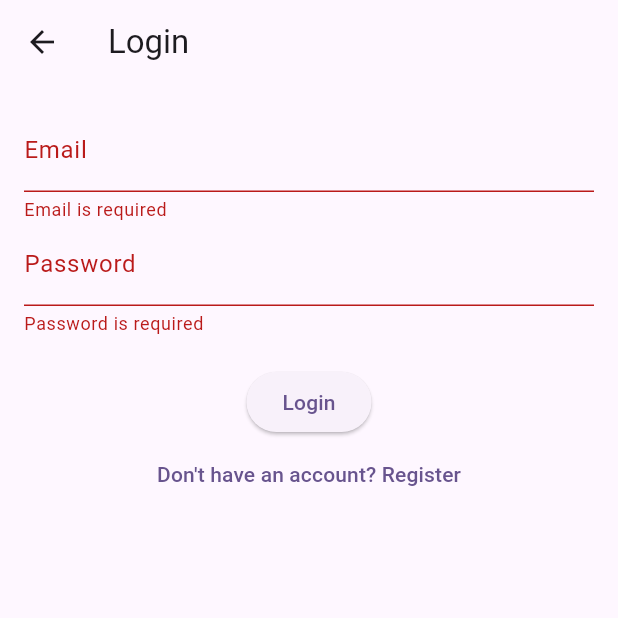
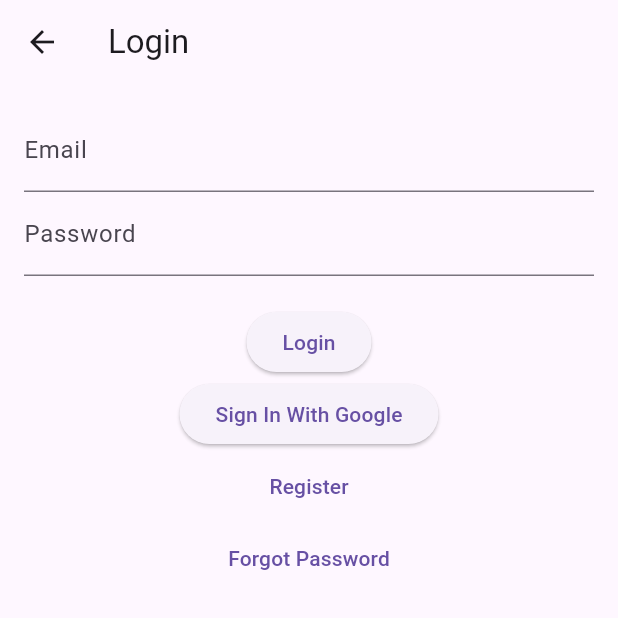
Before and after one commit to colin-schulte/cecs-453-sec-01-lab-assignment-8, a Flutter app: the LoginPage screen opened directly, after a tap on "Login", on a phone screen of 412 x 824 dp, the top half of it. Run offline on Flutter 3.47's test engine with Material 3 defaults, Android fonts, the phone set to English and light mode, and no system bars; our stand-ins replace firebase_auth, firebase_core, google_sign_in; accounts and stored records are empty; network calls fail.

Commit message:
feat: add forgot password and google login

```diff
--- a/lib/auth_repository.dart
+++ /dev/null
@@ -1,47 +0,0 @@
-import 'package:flutter/material.dart';
-import 'package:firebase_auth/firebase_auth.dart';
-
-class AuthRepository extends ChangeNotifier {
-  final FirebaseAuth _auth = FirebaseAuth.instance;
-  User? _user;
-  User? get user => _user;
-  bool _isLoading = false;
-
-  AuthRepository() {
-    // Listen to changes and notify the UI
-    _auth.authStateChanges().listen((User? user) {
-      _user = user;
-      notifyListeners();
-    });
-  }
-
-  // Example sign-in method
-  Future<void> signIn(String email, String password) async {
-    _setLoading(true);
-    try {
-      await _auth.signInWithEmailAndPassword(email: email, password: password);
-    } finally {
-      _setLoading(false); // Stop loading even if it fails
-    }
-  }
-
-  // Sign out method
-  Future<void> signOut() async {
-    await _auth.signOut();
-  }
-
-  Future<void> signUp(String email, String password) async {
-    await _auth.createUserWithEmailAndPassword(
-      email: email,
-      password: password,
-    );
-  }
-
-  bool get isLoading => _isLoading;
-
-  // Private helper to toggle loading
-  void _setLoading(bool value) {
-    _isLoading = value;
-    notifyListeners();
-  }
-}
--- a/lib/login_page.dart
+++ b/lib/login_page.dart
@@ -1,90 +1,86 @@
+// Lab assignment 8 - Firebase Database
+// Group: Colin Schulte, Dylan Schulte
+// login_page.dart
+
 import 'package:flutter/material.dart';
 import 'package:provider/provider.dart';
-import 'package:lab_assignment_8/auth_repository.dart';
-import 'package:lab_assignment_8/register_page.dart';
+
+import 'auth_provider.dart';
+import 'register_page.dart';
+import 'forgot_password_page.dart';
 
 class LoginPage extends StatefulWidget {
   const LoginPage({super.key});
+
   @override
   State<LoginPage> createState() => _LoginPageState();
 }
 
-final _formKey = GlobalKey<FormState>();
-
 class _LoginPageState extends State<LoginPage> {
   final _emailController = TextEditingController();
   final _passwordController = TextEditingController();
+
+  @override
+  void dispose() {
+    _emailController.dispose();
+    _passwordController.dispose();
+    super.dispose();
+  }
+
   @override
   Widget build(BuildContext context) {
-    final authRepo = context.watch<AuthRepository>();
+    final authProvider = context.read<AuthProvider>();
+
     return Scaffold(
-      appBar: AppBar(title: const Text("Login")),
+      appBar: AppBar(title: const Text('Login')),
       body: Padding(
-        padding: const EdgeInsets.all(16.0),
-        child: Form(
-          key: _formKey,
+        padding: const EdgeInsets.all(16),
         child: Column(
           children: [
-              TextFormField(
+            TextField(
               controller: _emailController,
-                decoration: const InputDecoration(labelText: "Email"),
-                validator: (value) {
-                  if (value == null || value.isEmpty) {
-                    return "Email is required";
-                  }
-                  if (!value.contains('@')) {
-                    return "Invalid email";
-                  }
-                  return null;
-                },
+              decoration: const InputDecoration(labelText: 'Email'),
             ),
-              TextFormField(
+            TextField(
               controller: _passwordController,
-                decoration: const InputDecoration(labelText: "Password"),
+              decoration: const InputDecoration(labelText: 'Password'),
               obscureText: true,
-                validator: (value) {
-                  if (value == null || value.isEmpty) {
-                    return "Password is required";
-                  }
-                  if (value.length < 6) {
-                    return "Password must be at least 6 characters";
-                  }
-                  return null;
-                },
             ),
             const SizedBox(height: 20),
-
-              authRepo.isLoading
-                  ? const CircularProgressIndicator()
-                  : ElevatedButton(
+            ElevatedButton(
               onPressed: () async {
-                        if (!_formKey.currentState!.validate()) {
-                          return;
-                        }
-
-                        try {
-                          await authRepo.signIn(
-                            _emailController.text,
-                            _passwordController.text,
+                await authProvider.login(
+                  _emailController.text.trim(),
+                  _passwordController.text.trim(),
                 );
-                        } catch (e) {
-                          ScaffoldMessenger.of(
+              },
+              child: const Text('Login'),
+            ),
+            ElevatedButton(
+              onPressed: () async {
+                await authProvider.signInWithGoogle();
+              },
+              child: const Text('Sign In With Google'),
+            ),
+            TextButton(
+              onPressed: () {
+                Navigator.push(
                   context,
-                          ).showSnackBar(SnackBar(content: Text(e.toString())));
-                        }
+                  MaterialPageRoute(builder: (_) => const RegisterPage()),
+                );
               },
-                      child: const Text("Login"),
+              child: const Text('Register'),
             ),
-
             TextButton(
-                onPressed: () => Navigator.push(
+              onPressed: () {
+                Navigator.push(
                   context,
-                  MaterialPageRoute(builder: (context) => const RegisterPage()),
-                ),
-                child: const Text("Don't have an account? Register"),
+                  MaterialPageRoute(builder: (_) => const ForgotPasswordPage()),
+                );
+              },
+              child: const Text('Forgot Password'),
             ),
           ],
-          ),
         ),
       ),
     );
--- a/pubspec.yaml
+++ b/pubspec.yaml
@@ -37,6 +37,7 @@ dependencies:
   firebase_core: ^4.11.0
   firebase_auth: ^6.5.4
   provider: ^6.1.5+1
+  google_sign_in: ^7.2.0
 
 dev_dependencies:
   flutter_test:
```
Also changed, not shown: lib/auth_provider.dart (added, +46 -0 lines), lib/auth_service.dart (added, +62 -0 lines), lib/forgot_password_page.dart (added, +58 -0 lines), lib/home_page.dart (+16 -5 lines), lib/main.dart (+30 -42 lines), lib/register_page.dart (+35 -17 lines), pubspec.lock, 1 other file. Lines whose indentation alone changed are shown as unchanged.
